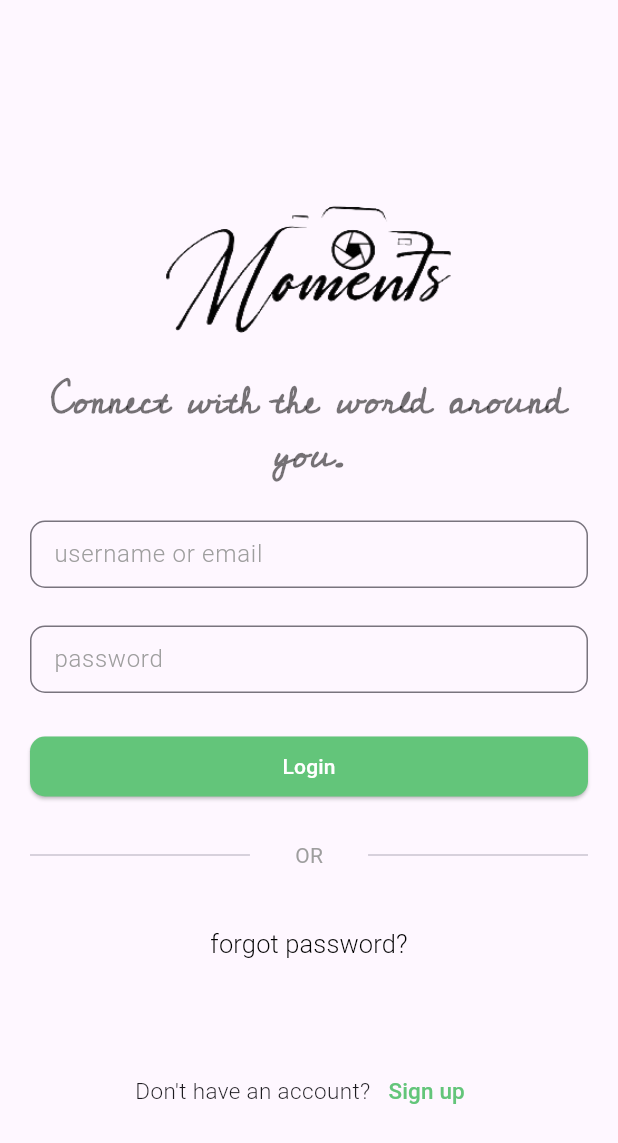
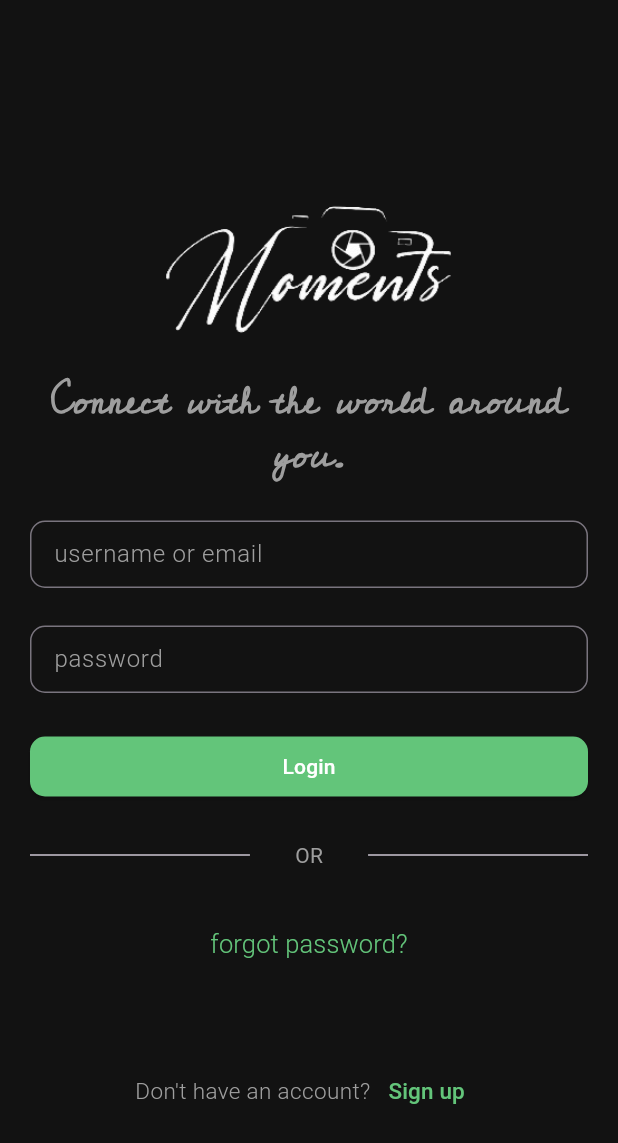
Before and after one commit to nileshshrs/moments, a Flutter app: the screen it shows after launch, after a tap on "Sign in", on a phone screen of 412 x 824 dp. Shown: the top 1143 px of the screen. Run offline on Flutter 3.47's test engine with Material 3 defaults, Android fonts, the phone set to English and light mode, and no system bars.

Commit message:
added home screen and changed the background color to match dark theme for all the present screens

```diff
--- a/lib/app.dart
+++ b/lib/app.dart
@@ -1,4 +1,5 @@
 import 'package:flutter/material.dart';
+import 'package:moments/features/home/view/home_screen.dart';
 import 'package:moments/features/login/views/login_screen.dart';
 import 'package:moments/features/registration/view/registration_screen.dart';
 // import 'package:moments/features/splashscreen/splash_screen.dart';
--- a/lib/features/login/views/login_screen.dart
+++ b/lib/features/login/views/login_screen.dart
@@ -13,6 +13,8 @@ class LoginScreen extends StatefulWidget {
 
 class _LoginScreenState extends State<LoginScreen> {
   final Color primaryColor = Color(0xFF63C57A);
+  final Color bgColor = Color(0xFF121212);
+  final Color textMutedColor = Colors.grey;
 
   final TextEditingController _usernameOrEmailController =
       TextEditingController();
@@ -33,6 +35,7 @@ class _LoginScreenState extends State<LoginScreen> {
   @override
   Widget build(BuildContext context) {
     return Scaffold(
+      backgroundColor: bgColor,
       body: SafeArea(
           child: SingleChildScrollView(
         child: Padding(
@@ -48,7 +51,7 @@ class _LoginScreenState extends State<LoginScreen> {
                 height: 140,
                 width: double.infinity,
                 child: Image.asset(
-                  "assets/images/logo-light.png",
+                  "assets/images/logo-dark.png",
                   fit: BoxFit.fill,
                 ),
               ),
@@ -59,7 +62,7 @@ class _LoginScreenState extends State<LoginScreen> {
                   style: TextStyle(
                     fontFamily:
                         'Cedarville', // Use the font family defined in pubspec.yaml
-                    color: Colors.black54,
+                    color: textMutedColor,
                     fontSize: 25,
                     fontWeight: FontWeight.bold,
                   ),
@@ -73,17 +76,18 @@ class _LoginScreenState extends State<LoginScreen> {
                 child: TextFormField(
                   cursorColor: primaryColor,
                   controller: _usernameOrEmailController,
+                  style: TextStyle(color: Colors.white),
                   decoration: InputDecoration(
                     hintText: "username or email",
                     contentPadding:
                         EdgeInsets.symmetric(vertical: 0, horizontal: 12.0),
-                    hintStyle: const TextStyle(
-                        color: Colors.grey, fontWeight: FontWeight.w300),
+                    hintStyle: TextStyle(
+                        color: textMutedColor, fontWeight: FontWeight.w300),
                     border: OutlineInputBorder(
                         borderRadius: BorderRadius.circular(10)),
                     focusedBorder: OutlineInputBorder(
                       borderRadius: BorderRadius.circular(10),
-                      borderSide: BorderSide(color: Colors.grey),
+                      borderSide: BorderSide(color: textMutedColor),
                     ),
                   ),
                 ),
@@ -94,13 +98,14 @@ class _LoginScreenState extends State<LoginScreen> {
               SizedBox(
                 height: 45.0,
                 child: TextFormField(
+                  style: TextStyle(color: Colors.white),
                   controller: _passwordController,
                   cursorColor: primaryColor,
                   obscureText: true,
                   decoration: InputDecoration(
                     hintText: "password",
-                    hintStyle: const TextStyle(
-                        color: Colors.grey, fontWeight: FontWeight.w300),
+                    hintStyle: TextStyle(
+                        color: textMutedColor, fontWeight: FontWeight.w300),
                     contentPadding:
                         EdgeInsets.symmetric(vertical: 0, horizontal: 12.0),
                     border: OutlineInputBorder(
@@ -108,7 +113,7 @@ class _LoginScreenState extends State<LoginScreen> {
                     ),
                     focusedBorder: OutlineInputBorder(
                       borderRadius: BorderRadius.circular(10),
-                      borderSide: BorderSide(color: Colors.grey),
+                      borderSide: BorderSide(color: textMutedColor),
                     ),
                   ),
                 ),
@@ -138,16 +143,16 @@ class _LoginScreenState extends State<LoginScreen> {
                 height: 25.0,
               ),
               Row(
-                children: const [
-                  Expanded(child: Divider()),
+                children: [
+                  const Expanded(child: Divider()),
                   Padding(
-                    padding: EdgeInsets.symmetric(horizontal: 30.0),
+                    padding: const EdgeInsets.symmetric(horizontal: 30.0),
                     child: Text(
                       "OR",
-                      style: TextStyle(color: Colors.grey),
+                      style: TextStyle(color: textMutedColor),
                     ),
                   ),
-                  Expanded(child: Divider()),
+                  const Expanded(child: Divider()),
                 ],
               ),
               SizedBox(
@@ -165,7 +170,7 @@ class _LoginScreenState extends State<LoginScreen> {
                       "forgot password?",
                       style: TextStyle(
                           fontWeight: FontWeight.w300,
-                          color: Colors.black,
+                          color: primaryColor,
                           fontSize: 17),
                     )),
               ),
@@ -177,7 +182,10 @@ class _LoginScreenState extends State<LoginScreen> {
                 children: [
                   Text(
                     "Don't have an account?",
-                    style: TextStyle(fontSize: 15, fontWeight: FontWeight.w300),
+                    style: TextStyle(
+                        fontSize: 15,
+                        fontWeight: FontWeight.w300,
+                        color: textMutedColor),
                   ),
                   TextButton(
                     onPressed: () {
--- a/lib/features/registration/view/registration_screen.dart
+++ b/lib/features/registration/view/registration_screen.dart
@@ -13,6 +13,8 @@ class RegistrationScreen extends StatefulWidget {
 
 class _RegistrationScreenState extends State<RegistrationScreen> {
   final Color primaryColor = Color(0xFF63C57A);
+  final Color bgColor = Color(0xFF121212);
+  final Color textMutedColor = Colors.grey;
 
   final TextEditingController _usernameController = TextEditingController();
   final TextEditingController _emailController = TextEditingController();
@@ -34,6 +36,7 @@ class _RegistrationScreenState extends State<RegistrationScreen> {
   @override
   Widget build(BuildContext context) {
     return Scaffold(
+      backgroundColor: bgColor,
       body: SafeArea(
           child: SingleChildScrollView(
         child: Padding(
@@ -49,7 +52,7 @@ class _RegistrationScreenState extends State<RegistrationScreen> {
                 height: 140,
                 width: double.infinity,
                 child: Image.asset(
-                  "assets/images/logo-light.png",
+                  "assets/images/logo-dark.png",
                   fit: BoxFit.fill,
                 ),
               ),
@@ -60,7 +63,7 @@ class _RegistrationScreenState extends State<RegistrationScreen> {
                   style: TextStyle(
                     fontFamily:
                         'Cedarville', // Use the font family defined in pubspec.yaml
-                    color: Colors.black54,
+                    color: textMutedColor,
                     fontSize: 25,
                     fontWeight: FontWeight.bold,
                   ),
@@ -72,19 +75,20 @@ class _RegistrationScreenState extends State<RegistrationScreen> {
               SizedBox(
                 height: 45.0,
                 child: TextFormField(
+                  style: TextStyle(color: Colors.white),
                   controller: _emailController,
                   cursorColor: primaryColor,
                   decoration: InputDecoration(
                     hintText: "Email",
                     contentPadding:
                         EdgeInsets.symmetric(vertical: 0, horizontal: 12.0),
-                    hintStyle: const TextStyle(
-                        color: Colors.grey, fontWeight: FontWeight.w300),
+                    hintStyle: TextStyle(
+                        color: textMutedColor, fontWeight: FontWeight.w300),
                     border: OutlineInputBorder(
                         borderRadius: BorderRadius.circular(10)),
                     focusedBorder: OutlineInputBorder(
                       borderRadius: BorderRadius.circular(10),
-                      borderSide: BorderSide(color: Colors.grey),
+                      borderSide: BorderSide(color: textMutedColor),
                     ),
                   ),
                 ),
@@ -95,19 +99,20 @@ class _RegistrationScreenState extends State<RegistrationScreen> {
               SizedBox(
                 height: 45.0,
                 child: TextFormField(
+                  style: TextStyle(color: Colors.white),
                   controller: _usernameController,
                   cursorColor: primaryColor,
                   decoration: InputDecoration(
                     hintText: "Username",
                     contentPadding:
                         EdgeInsets.symmetric(vertical: 0, horizontal: 12.0),
-                    hintStyle: const TextStyle(
-                        color: Colors.grey, fontWeight: FontWeight.w300),
+                    hintStyle: TextStyle(
+                        color: textMutedColor, fontWeight: FontWeight.w300),
                     border: OutlineInputBorder(
                         borderRadius: BorderRadius.circular(10)),
                     focusedBorder: OutlineInputBorder(
                       borderRadius: BorderRadius.circular(10),
-                      borderSide: BorderSide(color: Colors.grey),
+                      borderSide: BorderSide(color: textMutedColor),
                     ),
                   ),
                 ),
@@ -118,13 +123,14 @@ class _RegistrationScreenState extends State<RegistrationScreen> {
               SizedBox(
                 height: 45.0,
                 child: TextFormField(
+                  style: TextStyle(color: Colors.white),
                   controller: _passwordController,
                   cursorColor: primaryColor,
                   obscureText: true,
                   decoration: InputDecoration(
                     hintText: "Password",
-                    hintStyle: const TextStyle(
-                        color: Colors.grey, fontWeight: FontWeight.w300),
+                    hintStyle: TextStyle(
+                        color: textMutedColor, fontWeight: FontWeight.w300),
                     contentPadding:
                         EdgeInsets.symmetric(vertical: 0, horizontal: 12.0),
                     border: OutlineInputBorder(
@@ -132,7 +138,7 @@ class _RegistrationScreenState extends State<RegistrationScreen> {
                     ),
                     focusedBorder: OutlineInputBorder(
                       borderRadius: BorderRadius.circular(10),
-                      borderSide: BorderSide(color: Colors.grey),
+                      borderSide: BorderSide(color: textMutedColor),
                     ),
                   ),
                 ),
@@ -162,16 +168,16 @@ class _RegistrationScreenState extends State<RegistrationScreen> {
                 height: 25.0,
               ),
               Row(
-                children: const [
-                  Expanded(child: Divider()),
+                children: [
+                  const Expanded(child: Divider()),
                   Padding(
-                    padding: EdgeInsets.symmetric(horizontal: 30.0),
+                    padding: const EdgeInsets.symmetric(horizontal: 30.0),
                     child: Text(
                       "OR",
-                      style: TextStyle(color: Colors.grey),
+                      style: TextStyle(color: textMutedColor),
                     ),
                   ),
-                  Expanded(child: Divider()),
+                  const Expanded(child: Divider()),
                 ],
               ),
               SizedBox(
@@ -182,7 +188,10 @@ class _RegistrationScreenState extends State<RegistrationScreen> {
                 children: [
                   Text(
                     "Already have an account?",
-                    style: TextStyle(fontSize: 15, fontWeight: FontWeight.w300),
+                    style: TextStyle(
+                        fontSize: 15,
+                        fontWeight: FontWeight.w300,
+                        color: textMutedColor),
                   ),
                   TextButton(
                     onPressed: () {
--- a/lib/features/splashscreen/splash_screen.dart
+++ b/lib/features/splashscreen/splash_screen.dart
@@ -13,14 +13,15 @@ class _SplashScreenState extends State<SplashScreen> {
   void initState() {
     super.initState();
     // Navigate to the LoginScreen after a delay of 3 seconds
-    Future.delayed(Duration(seconds: 3), () {
+    Future.delayed(const Duration(seconds: 3), () {
       // Use Navigator.pushReplacement to navigate to LoginScreen and remove the SplashScreen from the stack
       Navigator.pushReplacement(
         context,
-        MaterialPageRoute(builder: (context) => LoginScreen()),
+        MaterialPageRoute(builder: (context) => const LoginScreen()),
       );
     });
   }
+  @override
   Widget build(BuildContext context) {
     return Scaffold(
       backgroundColor: Colors.white,
```
Also changed, not shown: lib/features/home/view/home_screen.dart (added, +79 -0 lines).
